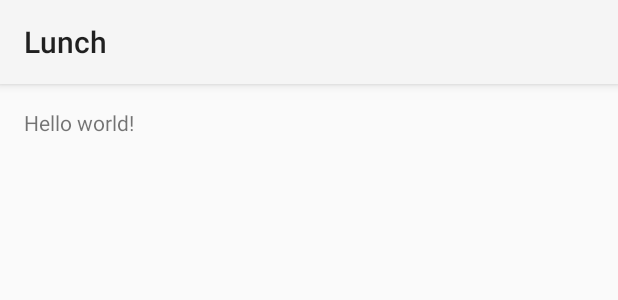
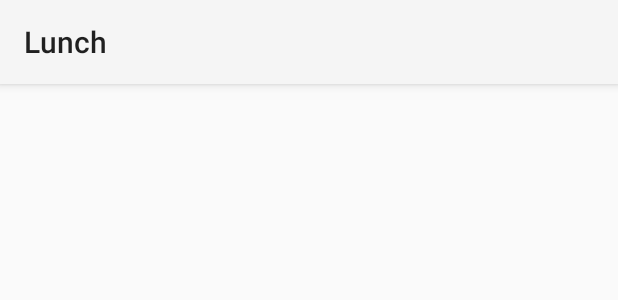
Before and after one commit to aclissold/lunch-android, an Android app: the layout fragment_lunch.xml on its own in the app's theme, with its tools: preview values and no code run, on a phone screen of 412 x 824 dp. Shown: the top 300 px of the screen. Run offline under Robolectric (Android 15) with nearby library versions, the phone set to English and light mode, and no system bars.

Commit message:
Goodbye world!

```diff
--- a/app/src/main/res/layout/fragment_lunch.xml
+++ b/app/src/main/res/layout/fragment_lunch.xml
@@ -5,7 +5,4 @@
     android:paddingTop="@dimen/activity_vertical_margin"
     android:paddingBottom="@dimen/activity_vertical_margin" tools:context=".LunchActivityFragment">
 
-    <TextView android:text="@string/hello_world" android:layout_width="wrap_content"
-        android:layout_height="wrap_content" />
-
 </RelativeLayout>
--- a/app/src/main/res/values/strings.xml
+++ b/app/src/main/res/values/strings.xml
@@ -1,5 +1,4 @@
 <resources>
     <string name="app_name">Lunch</string>
-    <string name="hello_world">Hello world!</string>
     <string name="action_settings">Settings</string>
 </resources>
```
